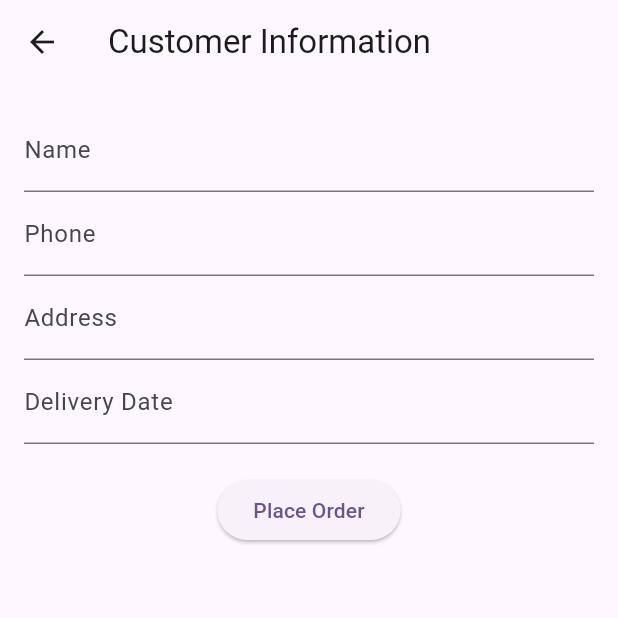
After one commit to jironemo/flutter-exercises, a Flutter app: the CustomerInfoScreen screen opened directly, on a phone screen of 412 x 824 dp, the top half of it. The commit adds this screen. Run offline on Flutter 3.47's test engine with Material 3 defaults, Android fonts, the phone set to English and light mode, and no system bars; our stand-ins replace dio, font_awesome_flutter, sqflite; accounts and stored records are empty.

Commit message:
Add bouquet management features with cart functionality and UI updates

```diff
--- /dev/null
+++ b/lib/bouquetapp/bouquet.dart
@@ -0,0 +1,19 @@
+class Bouquet {
+  final String name;
+  final double price;
+  final String image;
+  final String description;
+  int quantity;
+  int likes;
+  int loves;
+
+  Bouquet({
+    required this.name,
+    required this.price,
+    required this.image,
+    required this.description,
+    this.quantity = 1,
+    this.likes = 0,
+    this.loves = 0,
+  });
+}
--- /dev/null
+++ b/lib/bouquetapp/bouquet_provider.dart
@@ -0,0 +1,60 @@
+import 'package:flutter/material.dart';
+import 'bouquet.dart';
+
+class CartProvider with ChangeNotifier {
+  final Map<String, Bouquet> _cart = {};
+
+  List<Bouquet> get cart => _cart.values.toList();
+
+  double get totalPrice {
+    double total = 0;
+    for (var item in _cart.values) {
+      total += item.price * item.quantity;
+    }
+    return total;
+  }
+
+  int get itemCount {
+    int count = 0;
+    for (var item in _cart.values) {
+      count += item.quantity;
+    }
+    return count;
+  }
+
+  void addToCart(Bouquet bouquet) {
+    if (_cart.containsKey(bouquet.name)) {
+      _cart[bouquet.name]!.quantity++;
+    } else {
+      _cart[bouquet.name] = bouquet;
+    }
+    notifyListeners();
+  }
+
+  void removeFromCart(String name) {
+    if (_cart.containsKey(name)) {
+      if (_cart[name]!.quantity > 1) {
+        _cart[name]!.quantity--;
+      } else {
+        _cart.remove(name);
+      }
+      notifyListeners();
+    }
+  }
+
+  void clearCart() {
+    _cart.clear();
+    notifyListeners();
+  }
+
+  // Methods to increase likes and loves
+  void increaseLikes(Bouquet bouquet) {
+    bouquet.likes++;
+    notifyListeners();
+  }
+
+  void increaseLoves(Bouquet bouquet) {
+    bouquet.loves++;
+    notifyListeners();
+  }
+}
--- /dev/null
+++ b/lib/bouquetapp/customer_info.dart
@@ -0,0 +1,95 @@
+import 'package:flutter/material.dart';
+import 'package:provider/provider.dart';
+import 'bouquet_provider.dart';
+
+class CustomerInfoScreen extends StatefulWidget {
+  const CustomerInfoScreen({super.key});
+
+  @override
+  _CustomerInfoScreenState createState() => _CustomerInfoScreenState();
+}
+
+class _CustomerInfoScreenState extends State<CustomerInfoScreen> {
+  final _formKey = GlobalKey<FormState>();
+  final TextEditingController _nameController = TextEditingController();
+  final TextEditingController _phoneController = TextEditingController();
+  final TextEditingController _addressController = TextEditingController();
+  final TextEditingController _dateController = TextEditingController();
+//Automatically when the widget is removed
+// from the widget tree (e.g., navigating away from the screen).
+  @override
+  void dispose() {
+    _nameController.dispose();
+    _phoneController.dispose();
+    _addressController.dispose();
+    _dateController.dispose();
+    super.dispose();
+  }
+
+  void submitOrder(BuildContext context) {
+    if (_formKey.currentState!.validate()) {
+      showDialog(
+        context: context,
+        builder: (context) => AlertDialog(
+          title: const Text("Thank You!"),
+          content: const Text("Your order has been placed successfully."),
+          actions: [
+            TextButton(
+              onPressed: () {
+                Provider.of<CartProvider>(context, listen: false).clearCart();
+                //Navigator.popUntil(context, ModalRoute.withName('/'));
+                Navigator.pop(context);
+                Navigator.pop(context);
+                Navigator.pop(context);
+              },
+              child: const Text("OK"),
+            ),
+          ],
+        ),
+      );
+    }
+  }
+
+  @override
+  Widget build(BuildContext context) {
+    return Scaffold(
+      appBar: AppBar(title: const Text("Customer Information")),
+      body: Padding(
+        padding: const EdgeInsets.all(16),
+        child: Form(
+          key: _formKey,
+          child: Column(
+            children: [
+              TextFormField(
+                controller: _nameController,
+                decoration: const InputDecoration(labelText: "Name"),
+                validator: (value) => value!.isEmpty ? "Enter your name" : null,
+              ),
+              TextFormField(
+                controller: _phoneController,
+                decoration: const InputDecoration(labelText: "Phone"),
+                validator: (value) =>
+                    value!.isEmpty ? "Enter your phone number" : null,
+              ),
+              TextFormField(
+                controller: _addressController,
+                decoration: const InputDecoration(labelText: "Address"),
+                validator: (value) =>
+                    value!.isEmpty ? "Enter your address" : null,
+              ),
+              TextFormField(
+                controller: _dateController,
+                decoration: const InputDecoration(labelText: "Delivery Date"),
+              ),
+              const SizedBox(height: 20),
+              ElevatedButton(
+                onPressed: () => submitOrder(context),
+                child: const Text("Place Order"),
+              ),
+            ],
+          ),
+        ),
+      ),
+    );
+  }
+}
--- a/pubspec.yaml
+++ b/pubspec.yaml
@@ -38,6 +38,7 @@ dependencies:
   # The following adds the Cupertino Icons font to your application.
   # Use with the CupertinoIcons class for iOS style icons.
   cupertino_icons: ^1.0.8
+  provider: ^6.1.2
 
 dev_dependencies:
   flutter_test:
```
Also changed, not shown: lib/bouquetapp/detail_screen.dart (added, +67 -0 lines), lib/bouquetapp/shop_screen.dart (added, +143 -0 lines), lib/bouquetapp/user_cart.dart (added, +86 -0 lines), lib/product_update_delete_insert/home.dart (+9 -4 lines), lib/product_update_delete_insert/product_delete.dart (+17 -9 lines), lib/product_update_delete_insert/product_insert.dart (+5 -5 lines), lib/product_update_delete_insert/product_update.dart (+22 -14 lines), images/flower1.jpg (added), images/flower2.jpg (added), images/flower3.jpg (added), images/flower4.jpg (added), pubspec.lock, 5 other files.
